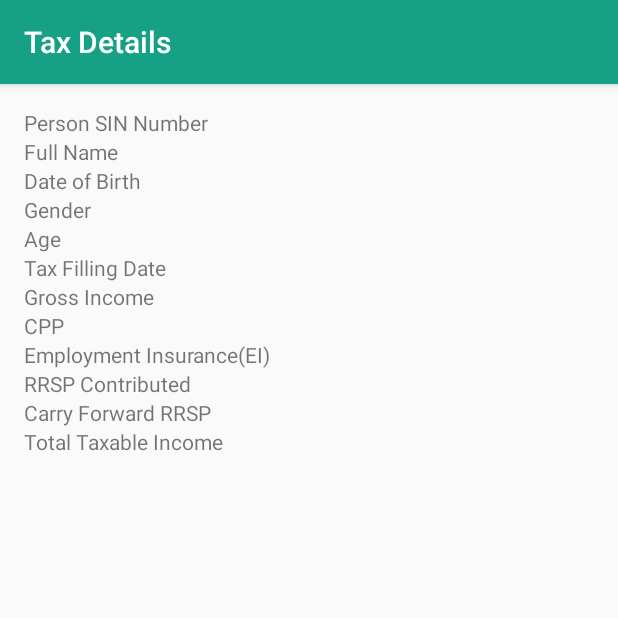
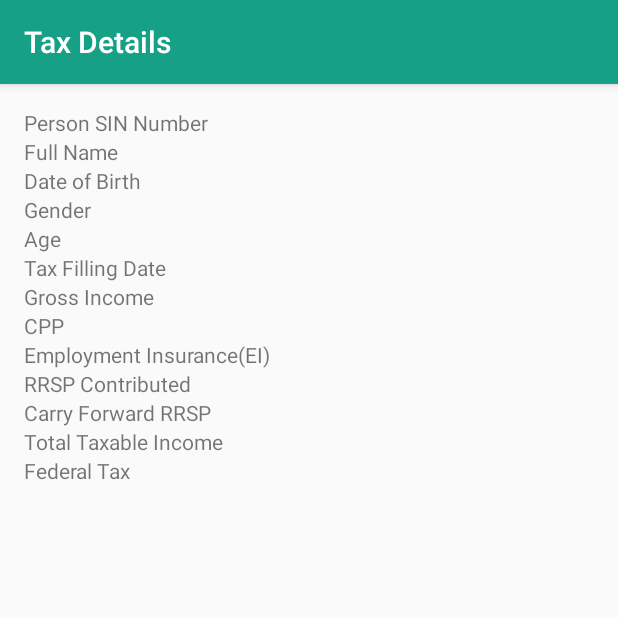
Before and after one commit to avanipatel9/C0772788_W2020_MAD3125_MidTerm, an Android app: the ShowTaxDetails screen opened directly, with no data from a screen before it, on a phone screen of 412 x 824 dp, the top half of it. Run offline under Robolectric (Android 15) with nearby library versions, the phone set to English and light mode, and no system bars.

Commit message:
[AP] TextView added for federal tax in ShowTaxDetails xml

```diff
--- a/app/src/main/res/layout/activity_show_tax_details.xml
+++ b/app/src/main/res/layout/activity_show_tax_details.xml
@@ -182,6 +182,20 @@
                 android:textAlignment="viewEnd"/>
         </TableRow>
 
+        <TableRow>
+            <TextView
+                android:layout_width="0dp"
+                android:layout_height="wrap_content"
+                android:text="Federal Tax"
+                android:layout_weight="1" />
+            <TextView
+                android:id="@+id/val_federal_tax_display"
+                android:layout_width="0dp"
+                android:layout_height="wrap_content"
+                android:layout_weight="1"
+                android:textAlignment="viewEnd"/>
+        </TableRow>
+
     </TableLayout>
 
 </androidx.constraintlayout.widget.ConstraintLayout>
```
